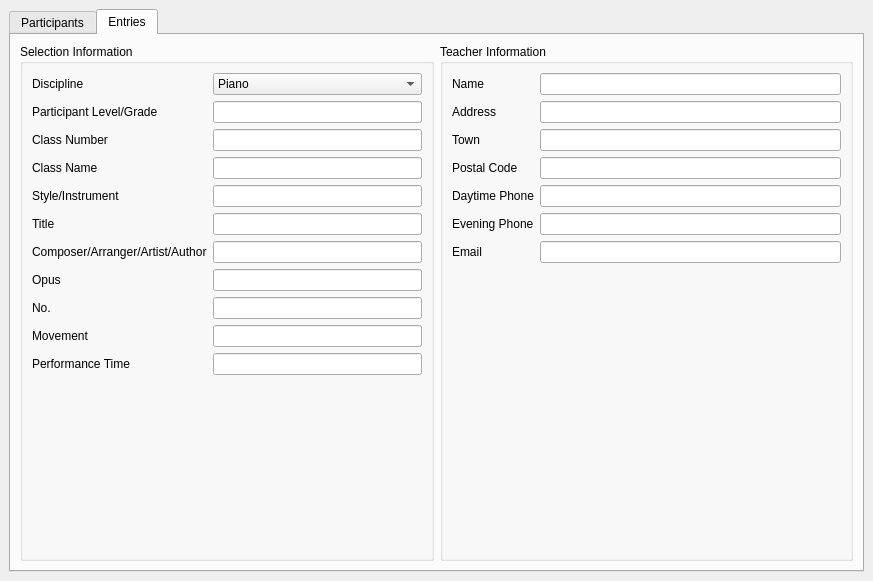
diana134/afs, file Forms/ui_mainwindow.ui: the form before one commit.
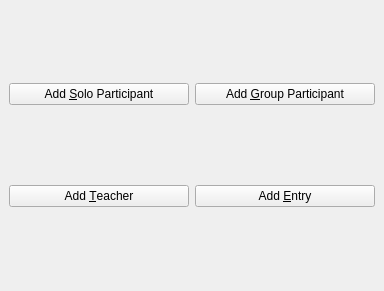
The form after the commit. The open tabs and pages were chosen to show the change.

Commit message: Add entry and teacher dialogs, combo box on entry dialog behaves.

Patch:
```diff
--- a/Forms/ui_mainwindow.ui
+++ b/Forms/ui_mainwindow.ui
@@ -6,8 +6,8 @@
    <rect>
     <x>0</x>
     <y>0</y>
-    <width>873</width>
-    <height>581</height>
+    <width>384</width>
+    <height>291</height>
    </rect>
   </property>
   <property name="windowTitle">
@@ -17,318 +17,33 @@
    <bool>true</bool>
   </property>
   <widget class="QWidget" name="centralwidget">
-   <layout class="QHBoxLayout" name="horizontalLayout">
-    <item>
-     <widget class="QTabWidget" name="tabWidget">
-      <property name="enabled">
-       <bool>true</bool>
+   <layout class="QGridLayout" name="gridLayout">
+    <item row="0" column="1">
+     <widget class="QPushButton" name="addGroupParticipantBtn">
+      <property name="text">
+       <string>Add &amp;Group Participant</string>
       </property>
-      <property name="currentIndex">
-       <number>0</number>
+     </widget>
+    </item>
+    <item row="0" column="0">
+     <widget class="QPushButton" name="addSoloParticipantBtn">
+      <property name="text">
+       <string>Add &amp;Solo Participant</string>
       </property>
-      <widget class="QWidget" name="participantTab">
-       <attribute name="title">
-        <string>Participants</string>
-       </attribute>
-       <layout class="QHBoxLayout" name="horizontalLayout_7">
-        <item>
-         <widget class="QPushButton" name="addSoloParticipantBtn">
-          <property name="text">
-           <string>Add &amp;Solo Participant</string>
-          </property>
-         </widget>
-        </item>
-        <item>
-         <widget class="QPushButton" name="addGroupParticipantBtn">
-          <property name="text">
-           <string>Add &amp;Group Participant</string>
-          </property>
-         </widget>
-        </item>
-       </layout>
-      </widget>
-      <widget class="QWidget" name="entryTab">
-       <attribute name="title">
-        <string>Entries</string>
-       </attribute>
-       <layout class="QHBoxLayout" name="horizontalLayout_2">
-        <item>
-         <layout class="QHBoxLayout" name="horizontalLayout_6">
-          <item>
-           <widget class="QGroupBox" name="groupBox_3">
-            <property name="title">
-             <string>Selection Information</string>
-            </property>
-            <layout class="QHBoxLayout" name="horizontalLayout_3">
-             <item>
-              <layout class="QFormLayout" name="formLayout_3">
-               <property name="fieldGrowthPolicy">
-                <enum>QFormLayout::AllNonFixedFieldsGrow</enum>
-               </property>
-               <item row="0" column="0">
-                <widget class="QLabel" name="label_17">
-                 <property name="text">
-                  <string>Discipline</string>
-                 </property>
-                </widget>
-               </item>
-               <item row="0" column="1">
-                <widget class="QComboBox" name="comboBox">
-                 <item>
-                  <property name="text">
-                   <string>Piano</string>
-                  </property>
-                 </item>
-                 <item>
-                  <property name="text">
-                   <string>Vocal</string>
-                  </property>
-                 </item>
-                 <item>
-                  <property name="text">
-                   <string>Speech</string>
-                  </property>
-                 </item>
-                 <item>
-                  <property name="text">
-                   <string>Instrumental</string>
-                  </property>
-                 </item>
-                 <item>
-                  <property name="text">
-                   <string>Dance</string>
-                  </property>
-                 </item>
-                 <item>
-                  <property name="text">
-                   <string>Choral</string>
-                  </property>
-                 </item>
-                 <item>
-                  <property name="text">
-                   <string>Band</string>
-                  </property>
-                 </item>
-                </widget>
-               </item>
-               <item row="2" column="0">
-                <widget class="QLabel" name="label_18">
-                 <property name="text">
-                  <string>Class Number</string>
-                 </property>
-                </widget>
-               </item>
-               <item row="2" column="1">
-                <widget class="QLineEdit" name="lineEdit_17"/>
-               </item>
-               <item row="3" column="0">
-                <widget class="QLabel" name="label_19">
-                 <property name="text">
-                  <string>Class Name</string>
-                 </property>
-                </widget>
-               </item>
-               <item row="3" column="1">
-                <widget class="QLineEdit" name="lineEdit_18"/>
-               </item>
-               <item row="4" column="0">
-                <widget class="QLabel" name="label_23">
-                 <property name="text">
-                  <string>Style/Instrument</string>
-                 </property>
-                </widget>
-               </item>
-               <item row="4" column="1">
-                <widget class="QLineEdit" name="lineEdit_19"/>
-               </item>
-               <item row="5" column="0">
-                <widget class="QLabel" name="label_20">
-                 <property name="text">
-                  <string>Title</string>
-                 </property>
-                </widget>
-               </item>
-               <item row="5" column="1">
-                <widget class="QLineEdit" name="lineEdit_20"/>
-               </item>
-               <item row="7" column="0">
-                <widget class="QLabel" name="label_22">
-                 <property name="text">
-                  <string>Composer/Arranger/Artist/Author</string>
-                 </property>
-                </widget>
-               </item>
-               <item row="7" column="1">
-                <widget class="QLineEdit" name="lineEdit_22"/>
-               </item>
-               <item row="8" column="0">
-                <widget class="QLabel" name="label_24">
-                 <property name="text">
-                  <string>Opus</string>
-                 </property>
-                </widget>
-               </item>
-               <item row="8" column="1">
-                <widget class="QLineEdit" name="lineEdit_23">
-                 <property name="inputMethodHints">
-                  <set>Qt::ImhNone</set>
-                 </property>
-                </widget>
-               </item>
-               <item row="10" column="0">
-                <widget class="QLabel" name="label_25">
-                 <property name="text">
-                  <string>Movement</string>
-                 </property>
-                </widget>
-               </item>
-               <item row="10" column="1">
-                <widget class="QLineEdit" name="lineEdit_24"/>
-               </item>
-               <item row="11" column="0">
-                <widget class="QLabel" name="label_26">
-                 <property name="text">
-                  <string>Performance Time</string>
-                 </property>
-                </widget>
-               </item>
-               <item row="11" column="1">
-                <widget class="QLineEdit" name="lineEdit_25"/>
-               </item>
-               <item row="9" column="0">
-                <widget class="QLabel" name="label_27">
-                 <property name="text">
-                  <string>No.</string>
-                 </property>
-                </widget>
-               </item>
-               <item row="9" column="1">
-                <widget class="QLineEdit" name="lineEdit_16">
-                 <property name="inputMethodHints">
-                  <set>Qt::ImhDigitsOnly</set>
-                 </property>
-                </widget>
-               </item>
-               <item row="1" column="0">
-                <widget class="QLabel" name="label_21">
-                 <property name="text">
-                  <string>Participant Level/Grade</string>
-                 </property>
-                </widget>
-               </item>
-               <item row="1" column="1">
-                <widget class="QLineEdit" name="lineEdit_21"/>
-               </item>
-              </layout>
-             </item>
-            </layout>
-           </widget>
-          </item>
-          <item>
-           <widget class="QGroupBox" name="groupBox_2">
-            <property name="title">
-             <string>Teacher Information</string>
-            </property>
-            <layout class="QHBoxLayout" name="horizontalLayout_5">
-             <item>
-              <layout class="QFormLayout" name="formLayout_2">
-               <property name="fieldGrowthPolicy">
-                <enum>QFormLayout::AllNonFixedFieldsGrow</enum>
-               </property>
-               <item row="0" column="0">
-                <widget class="QLabel" name="label_10">
-                 <property name="text">
-                  <string>Name</string>
-                 </property>
-                </widget>
-               </item>
-               <item row="0" column="1">
-                <widget class="QLineEdit" name="lineEdit_9"/>
-               </item>
-               <item row="1" column="0">
-                <widget class="QLabel" name="label_11">
-                 <property name="text">
-                  <string>Address</string>
-                 </property>
-                </widget>
-               </item>
-               <item row="1" column="1">
-                <widget class="QLineEdit" name="lineEdit_10"/>
-               </item>
-               <item row="2" column="0">
-                <widget class="QLabel" name="label_12">
-                 <property name="text">
-                  <string>Town</string>
-                 </property>
-                </widget>
-               </item>
-               <item row="2" column="1">
-                <widget class="QLineEdit" name="lineEdit_11"/>
-               </item>
-               <item row="3" column="0">
-                <widget class="QLabel" name="label_13">
-                 <property name="text">
-                  <string>Postal Code</string>
-                 </property>
-                </widget>
-               </item>
-               <item row="3" column="1">
-                <widget class="QLineEdit" name="lineEdit_12"/>
-               </item>
-               <item row="4" column="0">
-                <widget class="QLabel" name="label_14">
-                 <property name="text">
-                  <string>Daytime Phone</string>
-                 </property>
-                </widget>
-               </item>
-               <item row="4" column="1">
-                <widget class="QLineEdit" name="lineEdit_13">
-                 <property name="inputMethodHints">
-                  <set>Qt::ImhDigitsOnly</set>
-                 </property>
-                </widget>
-               </item>
-               <item row="5" column="0">
-                <widget class="QLabel" name="label_15">
-                 <property name="text">
-                  <string>Evening Phone</string>
-                 </property>
-                </widget>
-               </item>
-               <item row="5" column="1">
-                <widget class="QLineEdit" name="lineEdit_14">
-                 <property name="inputMethodHints">
-                  <set>Qt::ImhDigitsOnly</set>
-                 </property>
-                </widget>
-               </item>
-               <item row="6" column="0">
-                <widget class="QLabel" name="label_16">
-                 <property name="text">
-                  <string>Email</string>
-                 </property>
-                </widget>
-               </item>
-               <item row="6" column="1">
-                <widget class="QLineEdit" name="lineEdit_15">
-                 <property name="inputMethodHints">
-                  <set>Qt::ImhEmailCharactersOnly</set>
-                 </property>
-                </widget>
-               </item>
-              </layout>
-             </item>
-            </layout>
-           </widget>
-          </item>
-         </layout>
-        </item>
-        <item>
-         <layout class="QVBoxLayout" name="verticalLayout_3"/>
-        </item>
-       </layout>
-      </widget>
+     </widget>
+    </item>
+    <item row="1" column="0">
+     <widget class="QPushButton" name="addTeacherBtn">
+      <property name="text">
+       <string>Add &amp;Teacher</string>
+      </property>
+     </widget>
+    </item>
+    <item row="1" column="1">
+     <widget class="QPushButton" name="addEntryBtn">
+      <property name="text">
+       <string>Add &amp;Entry</string>
+      </property>
      </widget>
     </item>
    </layout>
```
The commit also changes 15 other files.
